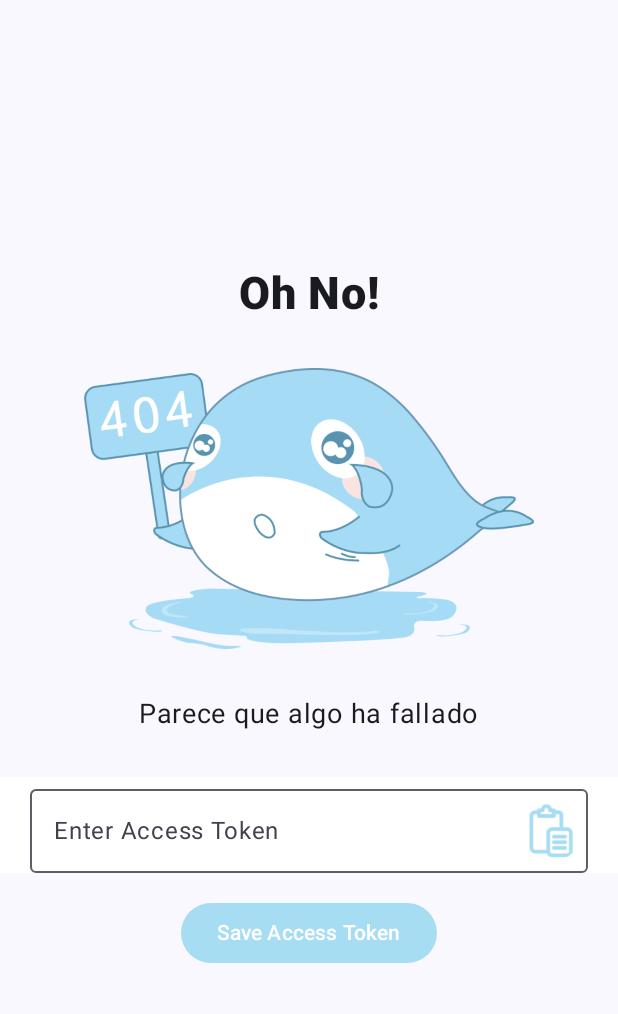
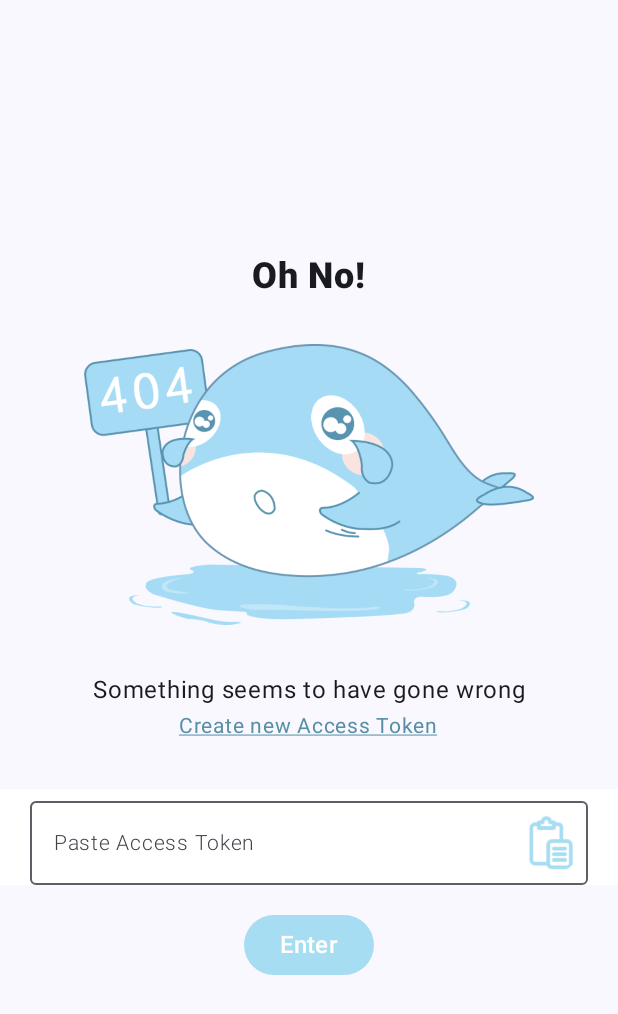
Before and after one commit to scerdan/my-new-challenge, an Android app built with Jetpack Compose: the screen it shows after launch (MainActivity), on a phone screen of 412 x 824 dp. Shown: the top 1014 px of the screen. Run offline under Robolectric (Android 15) with nearby library versions, the phone set to English and light mode, and no system bars; our stand-ins replace Dagger/Hilt's generated code.

Commit message:
Fixed Error UI

```diff
--- a/app/src/main/java/com/mynewchallenge/presentation/view/GenericErrorScreen.kt
+++ b/app/src/main/java/com/mynewchallenge/presentation/view/GenericErrorScreen.kt
@@ -1,7 +1,10 @@
 package com.mynewchallenge.presentation.view
 
+import android.content.Intent
+import android.net.Uri
 import androidx.compose.foundation.Image
 import androidx.compose.foundation.background
+import androidx.compose.foundation.clickable
 import androidx.compose.foundation.layout.Arrangement
 import androidx.compose.foundation.layout.Box
 import androidx.compose.foundation.layout.Column
@@ -31,6 +34,7 @@ import androidx.compose.ui.platform.LocalContext
 import androidx.compose.ui.res.painterResource
 import androidx.compose.ui.text.font.FontFamily
 import androidx.compose.ui.text.font.FontWeight
+import androidx.compose.ui.text.style.TextDecoration
 import androidx.compose.ui.unit.dp
 import androidx.compose.ui.unit.sp
 import androidx.navigation.NavHostController
@@ -40,6 +44,7 @@ import com.mynewchallenge.domain.repository.dataStore
 import com.mynewchallenge.presentation.navigation.Screens
 import com.mynewchallenge.presentation.navigation.goTo
 import com.mynewchallenge.presentation.viewmodel.UserViewModel
+import com.mynewchallenge.ui.theme.ColorPrimary
 
 @Composable
 fun GenericErrorScreen(
@@ -50,6 +55,7 @@ fun GenericErrorScreen(
     val tokenRepository = TokenRepository(context.dataStore)
     var token by remember { mutableStateOf("") }
     var isTokenSaved by remember { mutableStateOf(false) }
+    val url = "https://github.com/settings/personal-access-tokens/"
 
     LaunchedEffect(isTokenSaved) {
         if (isTokenSaved) {
@@ -65,7 +71,7 @@ fun GenericErrorScreen(
     ) {
         Text(
             text = "Oh No!",
-            fontSize = 30.sp,
+            fontSize = 24.sp,
             fontWeight = FontWeight.ExtraBold,
             fontFamily = FontFamily.SansSerif
         )
@@ -84,9 +90,20 @@ fun GenericErrorScreen(
         }
 
         Text(
-            text = "Parece que algo ha fallado",
-            fontSize = 18.sp,
+            text = "Something seems to have gone wrong",
+            fontSize = 16.sp, // Ajustado
             fontFamily = FontFamily.SansSerif
+        )
+        Text(
+            text = "Create new Access Token",
+            fontFamily = FontFamily.SansSerif,
+            fontSize = 14.sp,
+            color = ColorPrimary,
+            textDecoration = TextDecoration.Underline,
+            modifier = Modifier.clickable {
+                val intent = Intent(Intent.ACTION_VIEW, Uri.parse(url))
+                context.startActivity(intent)
+            }
         )
         Spacer(modifier = Modifier.height(30.dp))
 
@@ -102,7 +119,7 @@ fun GenericErrorScreen(
                 isTokenSaved = true
             }
         ) {
-            Text("Save Access Token")
+            Text("Enter", fontSize = 16.sp)
         }
     }
 }
@@ -119,8 +136,15 @@ fun tokenInputField(
         onValueChange = {
             onTokenChanged(it)
         },
-        label = { Text("Enter Access Token") },
-        modifier = Modifier.fillMaxWidth()
+        label = {
+            Text(
+                "Paste Access Token",
+                fontWeight = FontWeight.Light,
+                fontSize = 14.sp
+            )
+        },
+        modifier = Modifier
+            .fillMaxWidth()
             .background(Color.White)
             .padding(horizontal = 20.dp),
         trailingIcon = {
--- a/app/src/main/java/com/mynewchallenge/ui/theme/Color.kt
+++ b/app/src/main/java/com/mynewchallenge/ui/theme/Color.kt
@@ -9,3 +9,10 @@ val Pink80 = Color(0xFFEFB8C8)
 val Purple40 = Color(0xFF6650a4)
 val PurpleGrey40 = Color(0xFF625b71)
 val Pink40 = Color(0xFF7D5260)
+
+// Color palette
+val ColorPrimary = Color(0xFF568FA6) // Color 1
+val ColorSecondary = Color(0xFFA7DDF2) // Color 2
+val ColorTertiary = Color(0xFF0F2DB) // Color 3
+val ColorBackground = Color(0xFFF2F2F2) // Color 4
+val ColorBlack = Color(0xFF0D0D0D) // Color 5
```
